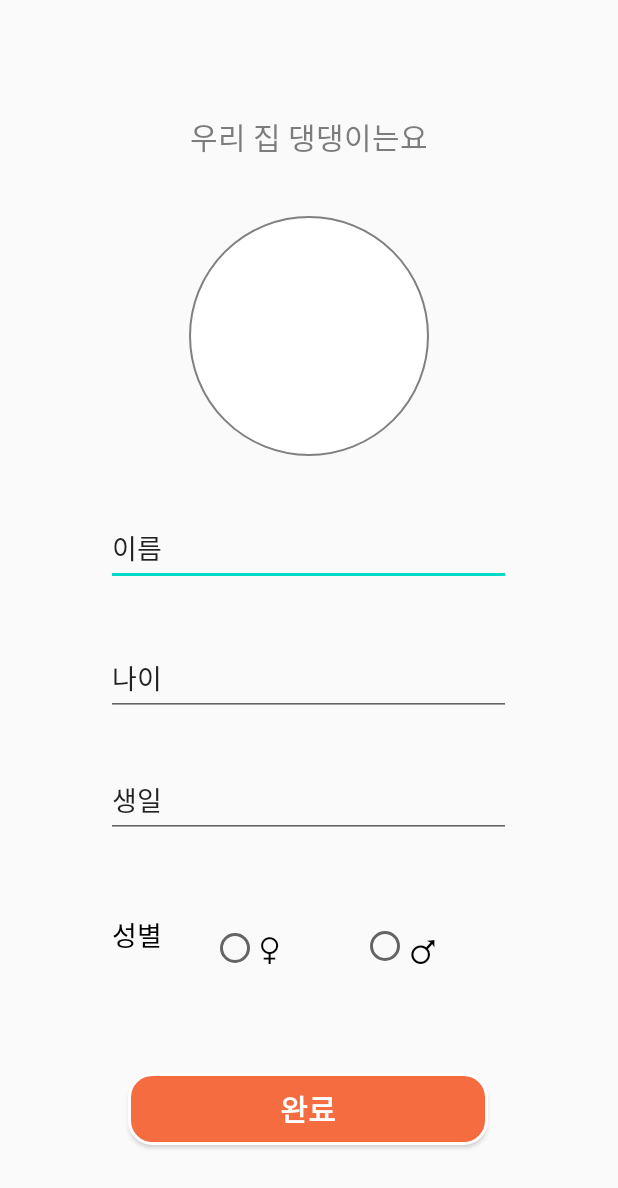
After one commit to jooe0824/PuppyDiary, an Android app: the layout fragment_mypuppy.xml on its own in the app's theme, with its tools: preview values and no code run, on a phone screen of 412 x 824 dp. The commit adds this screen. Shown: the top 1188 px of the screen. Run offline under Robolectric (Android 15) with nearby library versions, the phone set to English and light mode, and no system bars.

Commit message:
upload mypuppy page

```diff
--- a/app/src/main/java/org/techtown/puppydiary/MainActivity.java
+++ b/app/src/main/java/org/techtown/puppydiary/MainActivity.java
@@ -35,6 +35,9 @@ public class MainActivity extends AppCompatActivity{
         MoneyFragment money = new MoneyFragment();
         adapter.addItem(money);
 
+        MypuppyFragment my = new MypuppyFragment();
+        adapter.addItem(my);
+
         pager.setAdapter(adapter);
 
     }
--- /dev/null
+++ b/app/src/main/java/org/techtown/puppydiary/MypuppyFragment.java
@@ -0,0 +1,53 @@
+package org.techtown.puppydiary;
+
+import android.app.DatePickerDialog;
+import android.os.Bundle;
+import android.text.SpannableString;
+import android.text.style.UnderlineSpan;
+import android.view.LayoutInflater;
+import android.view.View;
+import android.view.ViewGroup;
+import android.widget.DatePicker;
+import android.widget.EditText;
+import android.widget.TextView;
+
+import androidx.fragment.app.Fragment;
+
+import java.util.Calendar;
+
+public class MypuppyFragment extends Fragment {
+
+    @Override
+    public View onCreateView(LayoutInflater inflater, ViewGroup container, Bundle savedInstanceState) {
+        ViewGroup rootView  = (ViewGroup) inflater.inflate(R.layout.fragment_mypuppy, container, false); //container 라는 뷰 안에 첫번째 인자를 넣어줘라, 메모리에 올려준 것
+
+        TextView textView = rootView.findViewById(R.id.textView);
+        SpannableString content = new SpannableString("우리 집 댕댕이는요");
+        content.setSpan(new UnderlineSpan(), 0, content.length(), 0);
+        textView.setText(content);
+
+
+        Calendar cal = Calendar.getInstance();
+        final DatePickerDialog dialog = new DatePickerDialog(this, listner, 2020, 1, 1);
+
+        EditText b_day = rootView.findViewById(R.id.bd_input);
+        b_day.setText(cal.get(Calendar.YEAR)+ "-" + (cal.get(Calendar.MONTH)+1) + "-" + cal.get(Calendar.DATE));
+
+        b_day.setOnClickListener(new View.OnClickListener() {
+            @Override
+            public void onClick(View view) {
+                dialog.show();
+            }
+        });
+
+        return rootView;
+    }
+
+    private DatePickerDialog.OnDateSetListener listner = new DatePickerDialog.OnDateSetListener() {
+        @Override
+        public void onDateSet(DatePicker datePicker, int yy, int mm, int dd) {
+            EditText b_day = getView().findViewById(R.id.bd_input);
+            b_day.setText(String.format("%d-%d-%d", yy,mm+1,dd));
+        }
+    };
+}
--- /dev/null
+++ b/app/src/main/res/drawable/radius.xml
@@ -0,0 +1,12 @@
+<?xml version="1.0" encoding="utf-8"?>
+<shape xmlns:android="http://schemas.android.com/apk/res/android"
+    android:shape="rectangle" android:padding = "10dp">
+    <solid android:color = "#F46C40" ></solid>
+    <corners
+        android:bottomLeftRadius="15dp"
+        android:bottomRightRadius="15dp"
+        android:topLeftRadius="15dp"
+        android:topRightRadius="15dp"></corners>
+    <stroke android:width="2dp"
+        android:color="#FFFFFF"></stroke>
+</shape>
--- /dev/null
+++ b/app/src/main/res/layout/fragment_mypuppy.xml
@@ -0,0 +1,144 @@
+<?xml version="1.0" encoding="utf-8"?>
+<androidx.constraintlayout.widget.ConstraintLayout xmlns:android="http://schemas.android.com/apk/res/android"
+    xmlns:app="http://schemas.android.com/apk/res-auto"
+    xmlns:tools="http://schemas.android.com/tools"
+    android:layout_width="match_parent"
+    android:layout_height="match_parent"
+    tools:context=".MainActivity">
+
+    <TextView
+        android:id="@+id/textView"
+        android:layout_width="wrap_content"
+        android:layout_height="wrap_content"
+        android:text="우리 집 댕댕이는요"
+        android:textColor="#94232020"
+        android:textSize="20sp"
+        app:layout_constraintBottom_toBottomOf="parent"
+        app:layout_constraintEnd_toEndOf="parent"
+        app:layout_constraintLeft_toLeftOf="parent"
+        app:layout_constraintRight_toRightOf="parent"
+        app:layout_constraintStart_toStartOf="parent"
+        app:layout_constraintTop_toTopOf="parent"
+        app:layout_constraintVertical_bias="0.096" />
+
+    <de.hdodenhof.circleimageview.CircleImageView
+        android:id="@+id/rounded_iv_profile"
+        android:layout_width="160dp"
+        android:layout_height="160dp"
+        android:src="#FFFFFF"
+        app:civ_border_color="#808080"
+        app:civ_border_width="1dp"
+        app:layout_constraintBottom_toBottomOf="parent"
+        app:layout_constraintEnd_toEndOf="parent"
+        app:layout_constraintHorizontal_bias="0.501"
+        app:layout_constraintStart_toStartOf="parent"
+        app:layout_constraintTop_toBottomOf="@+id/textView"
+        app:layout_constraintVertical_bias="0.068" />
+
+    <EditText
+        android:id="@+id/name_input"
+        android:layout_width="270dp"
+        android:layout_height="50dp"
+        android:layout_marginTop="24dp"
+        android:ems="10"
+        android:inputType="textPersonName"
+        android:text="이름"
+        app:layout_constraintBottom_toBottomOf="parent"
+        app:layout_constraintEnd_toEndOf="parent"
+        app:layout_constraintHorizontal_bias="0.496"
+        app:layout_constraintStart_toStartOf="parent"
+        app:layout_constraintTop_toBottomOf="@+id/rounded_iv_profile"
+        app:layout_constraintVertical_bias="0.029" />
+
+    <EditText
+        android:id="@+id/age_input"
+        android:layout_width="270dp"
+        android:layout_height="50dp"
+        android:ems="10"
+        android:inputType="number"
+        android:text="나이"
+        app:layout_constraintBottom_toBottomOf="parent"
+        app:layout_constraintEnd_toEndOf="parent"
+        app:layout_constraintHorizontal_bias="0.496"
+        app:layout_constraintStart_toStartOf="parent"
+        app:layout_constraintTop_toBottomOf="@+id/rounded_iv_profile"
+        app:layout_constraintVertical_bias="0.263" />
+
+    <EditText
+        android:id="@+id/bd_input"
+        android:layout_width="270dp"
+        android:layout_height="50dp"
+        android:ems="10"
+        android:inputType="textPersonName"
+        android:text="생일"
+        app:layout_constraintBottom_toBottomOf="parent"
+        app:layout_constraintEnd_toEndOf="parent"
+        app:layout_constraintHorizontal_bias="0.496"
+        app:layout_constraintStart_toStartOf="parent"
+        app:layout_constraintTop_toBottomOf="@+id/rounded_iv_profile"
+        app:layout_constraintVertical_bias="0.436" />
+
+    <TextView
+        android:id="@+id/gender_input"
+        android:layout_width="70dp"
+        android:layout_height="50dp"
+        android:layout_marginTop="240dp"
+        android:gravity="center_vertical"
+        android:text=" 성별"
+        android:textColor="#000000"
+        android:textSize="18sp"
+        app:layout_constraintBottom_toBottomOf="parent"
+        app:layout_constraintEnd_toEndOf="parent"
+        app:layout_constraintHorizontal_bias="0.205"
+        app:layout_constraintStart_toStartOf="parent"
+        app:layout_constraintTop_toTopOf="parent"
+        app:layout_constraintVertical_bias="0.670" />
+
+    <RadioGroup
+        android:id="@+id/gender_selec"
+        android:layout_width="wrap_content"
+        android:layout_height="wrap_content"
+        android:orientation="horizontal"
+        app:layout_constraintBottom_toBottomOf="parent"
+        app:layout_constraintEnd_toEndOf="parent"
+        app:layout_constraintHorizontal_bias="0.663"
+        app:layout_constraintStart_toStartOf="parent"
+        app:layout_constraintTop_toBottomOf="@+id/rounded_iv_profile"
+        app:layout_constraintVertical_bias="0.642">
+
+        <RadioButton
+            android:id="@+id/male"
+            android:layout_width="100dp"
+            android:layout_height="50dp"
+            android:gravity="center_vertical"
+            android:text="♀"
+            android:textSize="27sp" />
+
+        <RadioButton
+            android:id="@+id/female"
+            android:layout_width="100dp"
+            android:layout_height="50dp"
+            android:gravity="center_vertical"
+            android:text="♂"
+            android:textSize="30sp" />
+
+    </RadioGroup>
+
+    <Button
+        android:id="@+id/finish_button"
+        android:layout_width="240dp"
+        android:layout_height="wrap_content"
+        android:background="@drawable/radius"
+        android:text="완료"
+        android:textColor="#FFFFFF"
+        android:textSize="20sp"
+        android:textStyle="bold"
+        app:layout_constraintBottom_toBottomOf="parent"
+        app:layout_constraintEnd_toEndOf="parent"
+        app:layout_constraintHorizontal_bias="0.497"
+        app:layout_constraintStart_toStartOf="parent"
+        app:layout_constraintTop_toBottomOf="@+id/rounded_iv_profile"
+        app:layout_constraintVertical_bias="0.871" />
+
+
+</androidx.constraintlayout.widget.ConstraintLayout>
```
